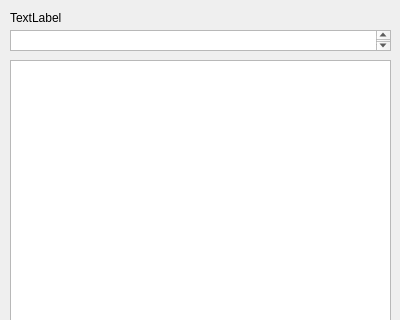
Above: forms/file_system.ui from akhmeade/yanileda before the change; both pictures show x 0 to 400 and y 0 to 320 of the 400 by 558 pixel window. Below: the same form after it.
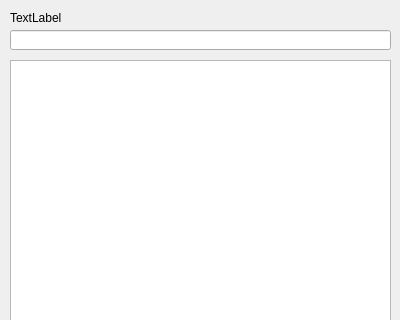
That is the form after the change.

Commit message: change text editor for path

```diff
--- a/forms/file_system.ui
+++ b/forms/file_system.ui
@@ -65,19 +65,6 @@
     <set>Qt::NoTextInteraction</set>
    </property>
   </widget>
-  <widget class="QPlainTextEdit" name="path_box">
-   <property name="geometry">
-    <rect>
-     <x>10</x>
-     <y>30</y>
-     <width>381</width>
-     <height>21</height>
-    </rect>
-   </property>
-   <property name="inputMethodHints">
-    <set>Qt::ImhNone</set>
-   </property>
-  </widget>
   <widget class="QTableView" name="listdir">
    <property name="enabled">
     <bool>true</bool>
@@ -103,6 +90,16 @@
     <enum>Qt::ElideRight</enum>
    </property>
   </widget>
+  <widget class="QLineEdit" name="path_box">
+   <property name="geometry">
+    <rect>
+     <x>10</x>
+     <y>30</y>
+     <width>381</width>
+     <height>20</height>
+    </rect>
+   </property>
+  </widget>
  </widget>
  <resources/>
  <connections/>
```
The commit also changes 1 other file.
